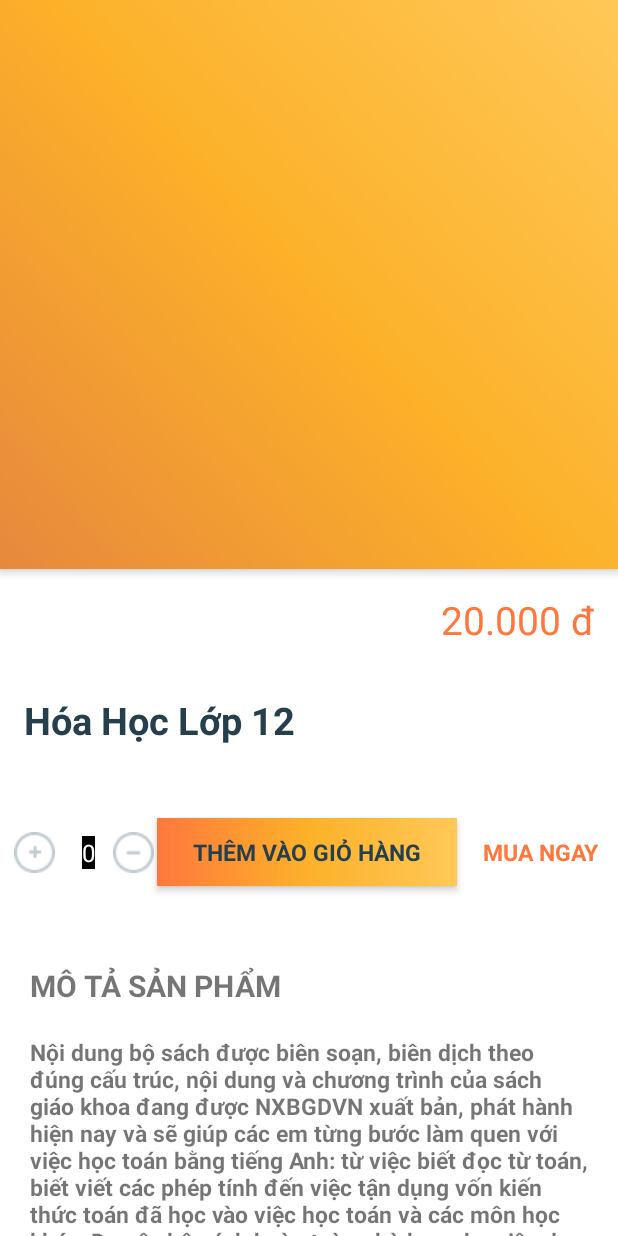
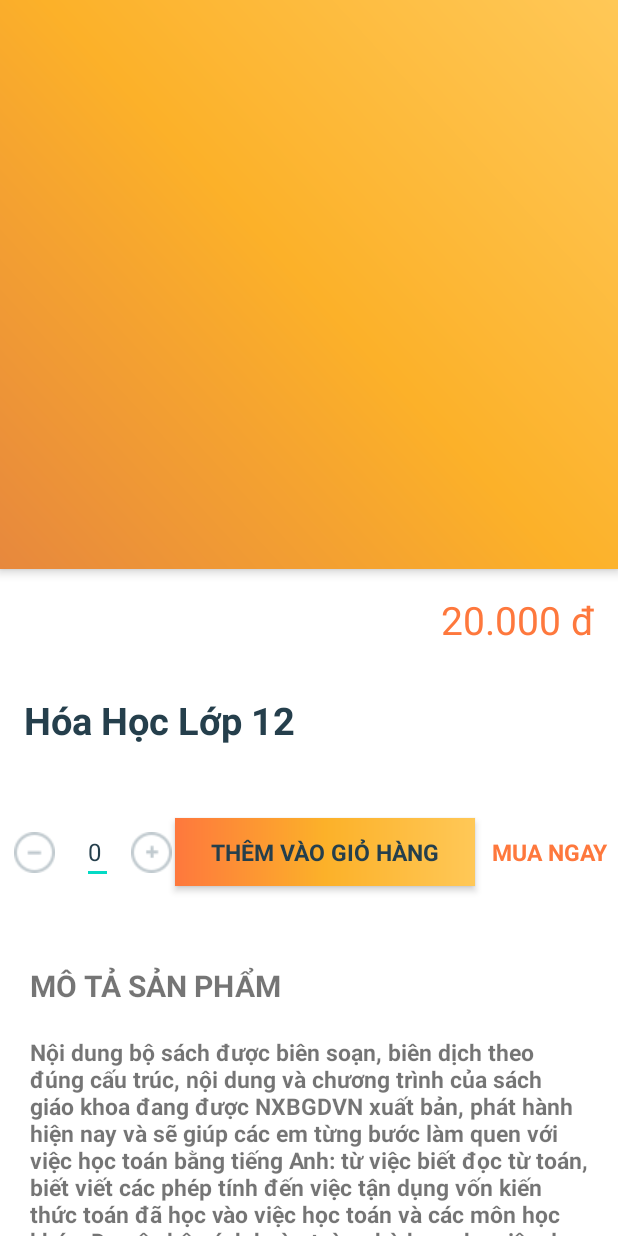
Before and after one commit to minhtri12112001/book-store-app, an Android app: the layout fragment_book_detail.xml on its own in the app's theme, with its tools: preview values and no code run, on a phone screen of 412 x 824 dp. Run offline under Robolectric (Android 15) with nearby library versions, the phone set to English and light mode, and no system bars.

Commit message:
MINUS + PLUS FUNC

```diff
--- a/app/src/main/res/layout/fragment_book_detail.xml
+++ b/app/src/main/res/layout/fragment_book_detail.xml
@@ -114,6 +114,28 @@
                     android:orientation="horizontal">
 
                     <ImageView
+                        android:id="@+id/minus"
+                        android:layout_width="31dp"
+                        android:layout_height="31dp"
+                        android:layout_gravity="center"
+                        android:layout_marginLeft="10dp"
+                        android:padding="2dp"
+                        android:src="@drawable/minus" />
+
+                    <EditText
+                        android:id="@+id/sizeno"
+                        android:layout_width="wrap_content"
+                        android:layout_height="wrap_content"
+                        android:layout_gravity="center"
+                        android:layout_marginLeft="16dp"
+                        android:hint="0"
+                        android:text="0"
+                        android:inputType="number"
+                        android:maxLength="1"
+                        android:textColor="#253F4C"
+                        android:textSize="16dp" />
+
+                    <ImageView
                         android:id="@+id/plus"
                         android:layout_width="31dp"
                         android:layout_height="31dp"
@@ -121,28 +143,6 @@
                         android:layout_marginLeft="10dp"
                         android:padding="2dp"
                         android:src="@drawable/plus" />
-
-                    <EditText
-                        android:id="@+id/sizeno"
-                        android:layout_width="wrap_content"
-                        android:layout_height="wrap_content"
-                        android:layout_gravity="center"
-                        android:layout_marginLeft="16dp"
-                        android:background="#000000"
-                        android:hint="0"
-                        android:inputType="number"
-                        android:maxLength="1"
-                        android:textColor="#253F4C"
-                        android:textSize="16dp" />
-
-                    <ImageView
-                        android:id="@+id/minus"
-                        android:layout_width="31dp"
-                        android:layout_height="31dp"
-                        android:layout_gravity="center"
-                        android:layout_marginLeft="10dp"
-                        android:padding="2dp"
-                        android:src="@drawable/minus" />
 
                     <TextView
                         android:layout_width="200dp"
```
Also changed, not shown: app/src/main/java/com/example/bookstore/BookDetailActivity.java (+28 -5 lines).
